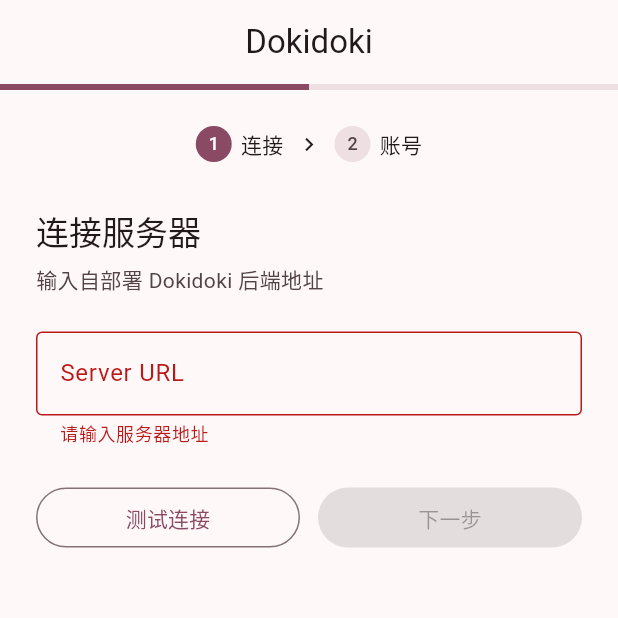
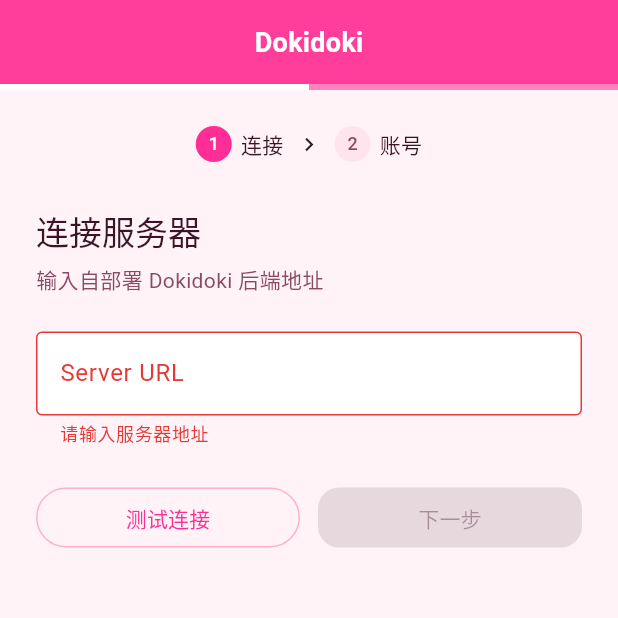
Before and after one commit to Hell-Tractor/dokidoki, a Flutter app: the screen it shows after launch, after a tap on "测试连接", on a phone screen of 412 x 824 dp, the top half of it. Run offline on Flutter 3.47's test engine with Material 3 defaults, Android fonts, the phone set to English and light mode, and no system bars; our stand-ins replace dio, flutter_riverpod, flutter_secure_storage, flutter_timezone, go_router, shared_preferences.

Commit message:
feat(app): brighten palette and contrast AppBars from page backgrounds
Replace muted seed colors with saturated sakura pink and give AppBars a
distinct hot-pink surface so headers read clearly on blush scaffolds.

Co-authored-by: Cursor <cursoragent@cursor.com>

```diff
--- a/dokidoki-app/lib/config/theme.dart
+++ b/dokidoki-app/lib/config/theme.dart
@@ -1,22 +1,124 @@
 import 'package:flutter/material.dart';
+import 'package:flutter/services.dart';
 
+/// Dokidoki 亮色主题：高饱和樱花粉 / 珊瑚，AppBar 与页面底区分开。
 class AppTheme {
   AppTheme._();
 
+  static const Color _primary = Color(0xFFFF2E96);
+  static const Color _primaryDark = Color(0xFFE0187C);
+  static const Color _secondary = Color(0xFFFF6A45);
+  static const Color _scaffoldBg = Color(0xFFFFF3F7);
+  static const Color _appBarBg = Color(0xFFFF3D9A);
+  static const Color _surface = Color(0xFFFFFFFF);
+  static const Color _onSurface = Color(0xFF3B1428);
+  static const Color _muted = Color(0xFF8A4A66);
+  static const Color _bubblePeer = Color(0xFFFFE4EE);
+  static const Color _bubbleUser = Color(0xFFFFCFE3);
+  static const Color _outline = Color(0xFFFFB0CA);
+
   static ThemeData light() {
-    final colorScheme = ColorScheme.fromSeed(
-      seedColor: const Color(0xFFE91E8C),
-      brightness: Brightness.light,
+    final colorScheme = ColorScheme.light(
+      primary: _primary,
+      onPrimary: Colors.white,
+      primaryContainer: _bubbleUser,
+      onPrimaryContainer: _onSurface,
+      secondary: _secondary,
+      onSecondary: Colors.white,
+      secondaryContainer: const Color(0xFFFFD8CC),
+      onSecondaryContainer: _onSurface,
+      tertiary: const Color(0xFFFF8F3D),
+      onTertiary: Colors.white,
+      surface: _surface,
+      onSurface: _onSurface,
+      onSurfaceVariant: _muted,
+      surfaceContainerHighest: _bubblePeer,
+      surfaceContainerHigh: const Color(0xFFFFEAF1),
+      surfaceContainer: const Color(0xFFFFF0F5),
+      surfaceContainerLow: _scaffoldBg,
+      outline: _outline,
+      outlineVariant: const Color(0xFFFFD0E0),
+      error: const Color(0xFFE53935),
+      onError: Colors.white,
     );
 
     return ThemeData(
       colorScheme: colorScheme,
       useMaterial3: true,
+      scaffoldBackgroundColor: _scaffoldBg,
+      dividerColor: _outline.withValues(alpha: 0.45),
       appBarTheme: AppBarTheme(
         centerTitle: true,
-        backgroundColor: colorScheme.surface,
-        foregroundColor: colorScheme.onSurface,
+        backgroundColor: _appBarBg,
+        foregroundColor: Colors.white,
         elevation: 0,
+        scrolledUnderElevation: 2,
+        shadowColor: _primaryDark.withValues(alpha: 0.35),
+        surfaceTintColor: Colors.transparent,
+        iconTheme: const IconThemeData(color: Colors.white),
+        actionsIconTheme: const IconThemeData(color: Colors.white),
+        titleTextStyle: const TextStyle(
+          color: Colors.white,
+          fontSize: 18,
+          fontWeight: FontWeight.w600,
+          letterSpacing: 0.2,
+        ),
+        systemOverlayStyle: SystemUiOverlayStyle.light,
+      ),
+      floatingActionButtonTheme: const FloatingActionButtonThemeData(
+        backgroundColor: _primary,
+        foregroundColor: Colors.white,
+        elevation: 3,
+      ),
+      filledButtonTheme: FilledButtonThemeData(
+        style: FilledButton.styleFrom(
+          backgroundColor: _primary,
+          foregroundColor: Colors.white,
+          shape: RoundedRectangleBorder(
+            borderRadius: BorderRadius.circular(14),
+          ),
+        ),
+      ),
+      textButtonTheme: TextButtonThemeData(
+        style: TextButton.styleFrom(foregroundColor: _primaryDark),
+      ),
+      inputDecorationTheme: InputDecorationTheme(
+        filled: true,
+        fillColor: _surface,
+        hintStyle: TextStyle(color: _muted.withValues(alpha: 0.85)),
+        border: OutlineInputBorder(
+          borderRadius: BorderRadius.circular(24),
+          borderSide: const BorderSide(color: _outline),
+        ),
+        enabledBorder: OutlineInputBorder(
+          borderRadius: BorderRadius.circular(24),
+          borderSide: BorderSide(color: _outline.withValues(alpha: 0.8)),
+        ),
+        focusedBorder: OutlineInputBorder(
+          borderRadius: BorderRadius.circular(24),
+          borderSide: const BorderSide(color: _primary, width: 1.6),
+        ),
+      ),
+      cardTheme: CardThemeData(
+        color: _surface,
+        elevation: 0,
+        shape: RoundedRectangleBorder(
+          borderRadius: BorderRadius.circular(16),
+          side: const BorderSide(color: Color(0xFFFFD0E0)),
+        ),
+      ),
+      bottomSheetTheme: const BottomSheetThemeData(
+        backgroundColor: _surface,
+        surfaceTintColor: Colors.transparent,
+      ),
+      snackBarTheme: SnackBarThemeData(
+        backgroundColor: _onSurface,
+        contentTextStyle: const TextStyle(color: Colors.white),
+        behavior: SnackBarBehavior.floating,
+        shape: RoundedRectangleBorder(borderRadius: BorderRadius.circular(12)),
+      ),
+      listTileTheme: const ListTileThemeData(
+        iconColor: _primaryDark,
       ),
     );
   }
--- a/dokidoki-app/lib/features/chat/chat_page.dart
+++ b/dokidoki-app/lib/features/chat/chat_page.dart
@@ -148,7 +148,7 @@ class _ChatPageState extends ConsumerState<ChatPage> {
                   Text(
                     '对方正在输入…',
                     style: Theme.of(context).textTheme.bodySmall?.copyWith(
-                          color: Theme.of(context).colorScheme.onSurfaceVariant,
+                          color: Colors.white.withValues(alpha: 0.85),
                         ),
                   ),
               ],
--- a/dokidoki-app/lib/features/setup/setup_page.dart
+++ b/dokidoki-app/lib/features/setup/setup_page.dart
@@ -32,9 +32,10 @@ class _SetupPageState extends ConsumerState<SetupPage> {
         title: const Text('Dokidoki'),
         bottom: PreferredSize(
           preferredSize: const Size.fromHeight(4),
-          child:           LinearProgressIndicator(
+          child: LinearProgressIndicator(
             value: (step + 1) / 2,
-            backgroundColor: Theme.of(context).colorScheme.surfaceContainerHighest,
+            backgroundColor: Colors.white.withValues(alpha: 0.35),
+            color: Colors.white,
           ),
         ),
       ),
--- a/dokidoki-app/lib/features/setup/splash_page.dart
+++ b/dokidoki-app/lib/features/setup/splash_page.dart
@@ -57,14 +57,20 @@ class _SplashPageState extends ConsumerState<SplashPage> {
 
   @override
   Widget build(BuildContext context) {
-    return const Scaffold(
+    return Scaffold(
       body: Center(
         child: Column(
           mainAxisSize: MainAxisSize.min,
           children: [
-            FlutterLogo(size: 72),
-            SizedBox(height: 24),
-            CircularProgressIndicator(),
+            Icon(
+              Icons.favorite_rounded,
+              size: 72,
+              color: Theme.of(context).colorScheme.primary,
+            ),
+            const SizedBox(height: 24),
+            CircularProgressIndicator(
+              color: Theme.of(context).colorScheme.primary,
+            ),
           ],
         ),
       ),
```
